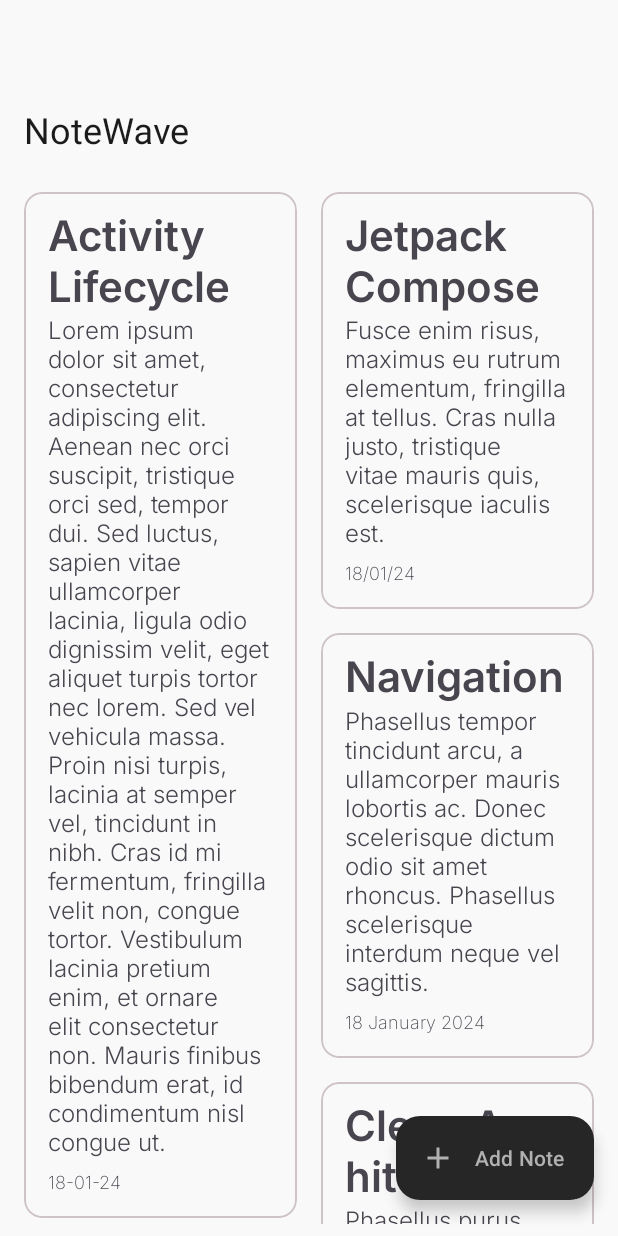
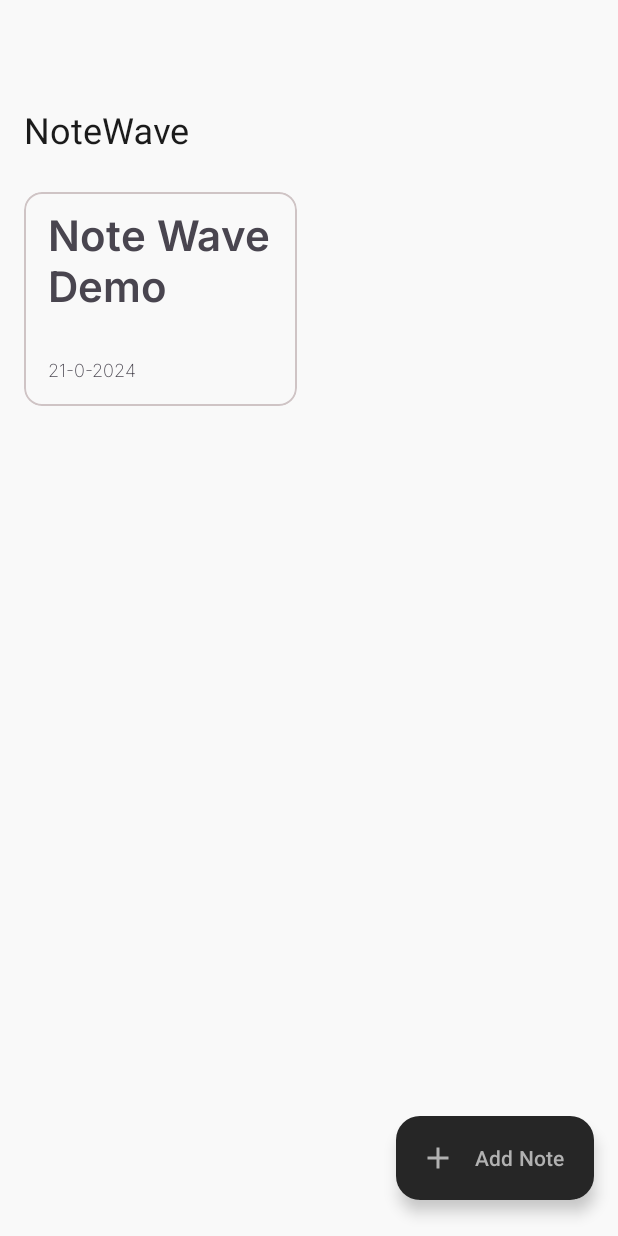
Before and after one commit to slowburn-404/NoteWave, an Android app: the NotesListFragment screen opened through its navigation route, on a phone screen of 412 x 824 dp. Run offline under Robolectric (Android 15) with nearby library versions, the phone set to English and light mode, and no system bars; our stand-ins replace Room's generated code; libraries missing offline, so code that uses them is left out: com.tbuonomo.viewpagerdotsindicator; 3 statements that could not run were skipped.

Commit message:
Added MVVM architecture

```diff
--- a/app/src/main/AndroidManifest.xml
+++ b/app/src/main/AndroidManifest.xml
@@ -3,6 +3,7 @@
     xmlns:tools="http://schemas.android.com/tools">
 
     <application
+        android:name=".database.NoteApplication"
         android:allowBackup="true"
         android:dataExtractionRules="@xml/data_extraction_rules"
         android:fullBackupContent="@xml/backup_rules"
@@ -25,5 +26,4 @@
             android:name="preloaded_fonts"
             android:resource="@array/preloaded_fonts" />
     </application>
-
 </manifest>
--- a/app/src/main/java/dev/borisochieng/notewave/adapters/RvNotesAdapter.kt
+++ b/app/src/main/java/dev/borisochieng/notewave/adapters/RvNotesAdapter.kt
@@ -8,7 +8,7 @@ import dev.borisochieng.notewave.databinding.ItemNotesBinding
 import dev.borisochieng.notewave.models.Notes
 
 class RvNotesAdapter(
-    private var notesList: List<Notes>,
+    private var notesList: MutableList<Notes> = mutableListOf(),
     private val onItemClickListener: RVNotesListOnItemClickListener
 ) : RecyclerView.Adapter<RvNotesAdapter.RvNotesViewHolder>() {
 
@@ -20,6 +20,11 @@ class RvNotesAdapter(
             binding.tvDate.text = notes.date
         }
 
+    }
+
+    fun updateList(newList: MutableList<Notes>) {
+        notesList = newList
+        notifyDataSetChanged()
     }
 
     override fun onCreateViewHolder(
--- /dev/null
+++ b/app/src/main/java/dev/borisochieng/notewave/database/NotesDao.kt
@@ -0,0 +1,25 @@
+package dev.borisochieng.notewave.database
+
+import androidx.room.Dao
+import androidx.room.Delete
+import androidx.room.Insert
+import androidx.room.OnConflictStrategy
+import androidx.room.Query
+import androidx.room.Update
+import dev.borisochieng.notewave.models.NotesContent
+import kotlinx.coroutines.flow.Flow
+
+@Dao
+interface NotesDao {
+    @Query("SELECT * FROM notes_table")
+    fun getAllNotes(): Flow<MutableList<NotesContent>>
+
+    @Insert(onConflict = OnConflictStrategy.IGNORE)
+    suspend fun addNewNote(note: NotesContent)
+
+    @Update
+    suspend fun editNote(notes: NotesContent)
+
+    @Delete
+    suspend fun deleteNote(note: NotesContent)
+}
--- a/app/src/main/java/dev/borisochieng/notewave/fragments/NotesListFragment.kt
+++ b/app/src/main/java/dev/borisochieng/notewave/fragments/NotesListFragment.kt
@@ -1,18 +1,24 @@
 package dev.borisochieng.notewave.fragments
 
 import android.os.Bundle
+import android.util.Log
 import androidx.fragment.app.Fragment
 import android.view.LayoutInflater
 import android.view.View
 import android.view.ViewGroup
+import androidx.fragment.app.viewModels
+import androidx.lifecycle.Observer
 import androidx.navigation.fragment.findNavController
 import androidx.recyclerview.widget.RecyclerView
 import androidx.recyclerview.widget.StaggeredGridLayoutManager
 import dev.borisochieng.notewave.R
 import dev.borisochieng.notewave.adapters.RvNotesAdapter
+import dev.borisochieng.notewave.database.NoteApplication
 import dev.borisochieng.notewave.databinding.FragmentNotesListBinding
 import dev.borisochieng.notewave.models.Notes
 import dev.borisochieng.notewave.recyclerview.RVNotesListOnItemClickListener
+import dev.borisochieng.notewave.viewmodels.NotesViewModel
+import dev.borisochieng.notewave.viewmodels.NotesViewModelFactory
 
 class NotesListFragment : Fragment(), RVNotesListOnItemClickListener {
     private var _binding: FragmentNotesListBinding? = null
@@ -20,53 +26,22 @@ class NotesListFragment : Fragment(), RVNotesListOnItemClickListener {
 
     private lateinit var rvNotes: RecyclerView
     private lateinit var notesListAdapter: RvNotesAdapter
-    private var notesList = ArrayList<Notes>()
+    private var notesList = mutableListOf<Notes>()
+
+    private val notesViewModel: NotesViewModel by viewModels {
+        NotesViewModelFactory((requireActivity().application as NoteApplication).notesRepository)
+    }
 
     override fun onCreateView(
         inflater: LayoutInflater, container: ViewGroup?, savedInstanceState: Bundle?
-    ): View? {
+    ): View {
         // Inflate the layout for this fragment
         _binding = FragmentNotesListBinding.inflate(inflater, container, false)
         rvNotes = binding.rvNotes
 
-        for (i in 1..2) {
-            notesList.add(
-                Notes(
-                    "Activity Lifecycle",
-                    "Lorem ipsum dolor sit amet, consectetur adipiscing elit. Aenean nec orci suscipit, tristique orci sed, tempor dui. Sed luctus, sapien vitae ullamcorper lacinia, ligula odio dignissim velit, eget aliquet turpis tortor nec lorem. Sed vel vehicula massa. Proin nisi turpis, lacinia at semper vel, tincidunt in nibh. Cras id mi fermentum, fringilla velit non, congue tortor. Vestibulum lacinia pretium enim, et ornare elit consectetur non. Mauris finibus bibendum erat, id condimentum nisl congue ut.",
-                    "18-01-24"
-                )
-            )
-            notesList.add(
-                Notes(
-                    "Jetpack Compose",
-                    "Fusce enim risus, maximus eu rutrum elementum, fringilla at tellus. Cras nulla justo, tristique vitae mauris quis, scelerisque iaculis est.",
-                    "18/01/24"
-                )
-            )
-            notesList.add(
-                Notes(
-                    "Navigation",
-                    "Phasellus tempor tincidunt arcu, a ullamcorper mauris lobortis ac. Donec scelerisque dictum odio sit amet rhoncus. Phasellus scelerisque interdum neque vel sagittis.",
-                    "18 January 2024"
-                )
-            )
-            notesList.add(
-                Notes(
-                    "Clean Architecture",
-                    "Phasellus purus nisl, sagittis eget enim ut, mollis pulvinar felis. Nunc quis luctus leo. Aenean eleifend fermentum risus nec ultrices. Fusce sodales, urna et mattis tristique, lorem risus placerat risus, eu blandit nibh risus nec nulla. Donec nunc lorem, sodales ac elit eu, elementum tristique erat. Phasellus suscipit sem eget velit lacinia interdum. Donec gravida sapien dolor, vitae accumsan nisl molestie ac. Sed faucibus tortor euismod risus dignissim, nec luctus turpis consectetur. Morbi sagittis magna ex, in rhoncus ex commodo non. Suspendisse accumsan turpis ligula. Aenean sed suscipit erat. Etiam ut quam non nunc viverra mattis nec vel tortor.",
-                    "18/01/24"
-                )
-            )
-            notesList.add(
-                Notes(
-                    "Services",
-                    "Aliquam tellus leo, efficitur varius interdum vel, ultricies at augue.",
-                    "18/01/24"
-                )
-            )
-        }
+        getNotesFromViewModel()
         setUpRecyclerView()
+
 
         binding.fabAddNote.setOnClickListener {
             findNavController().navigate(R.id.action_notesListFragment_to_editNoteFragment)
@@ -85,6 +60,16 @@ class NotesListFragment : Fragment(), RVNotesListOnItemClickListener {
 
     }
 
+    private fun getNotesFromViewModel() {
+        notesList.clear()
+        notesViewModel.getAllNotes.observe(requireActivity(), Observer { note ->
+            note?.forEach {
+                notesList.add(Notes(it.title, it.content, it.updatedAt))
+                notesListAdapter.updateList(notesList)
+            }
+        })
+    }
+
     override fun onItemClick(item: Notes) {
         findNavController().navigate(R.id.action_notesListFragment_to_editNoteFragment)
     }
--- /dev/null
+++ b/app/src/main/java/dev/borisochieng/notewave/models/NotesContent.kt
@@ -0,0 +1,14 @@
+package dev.borisochieng.notewave.models
+
+import androidx.room.ColumnInfo
+import androidx.room.Entity
+import androidx.room.PrimaryKey
+import java.util.Date
+
+@Entity(tableName = "notes_table")
+data class NotesContent(
+    @PrimaryKey(autoGenerate = true) val noteId: Long,
+    @ColumnInfo(name = "title") val title: String,
+    @ColumnInfo(name = "content") val content: String,
+    @ColumnInfo(name = "updatedAt") val updatedAt: String
+)
--- /dev/null
+++ b/app/src/main/java/dev/borisochieng/notewave/viewmodels/NotesViewModel.kt
@@ -0,0 +1,44 @@
+package dev.borisochieng.notewave.viewmodels
+
+import androidx.lifecycle.LiveData
+import androidx.lifecycle.MutableLiveData
+import androidx.lifecycle.ViewModel
+import androidx.lifecycle.ViewModelProvider
+import androidx.lifecycle.asLiveData
+import androidx.lifecycle.viewModelScope
+import dev.borisochieng.notewave.models.NotesContent
+import dev.borisochieng.notewave.repositories.NotesRepository
+import kotlinx.coroutines.launch
+
+class NotesViewModel(private val notesRepository: NotesRepository) : ViewModel() {
+
+    val getAllNotes: LiveData<MutableList<NotesContent>> = notesRepository.getAllNotes.asLiveData()
+
+
+    fun addNewNote(note: NotesContent) = viewModelScope.launch {
+        notesRepository.addNewNote(note)
+    }
+
+    fun editNote(note: NotesContent) = viewModelScope.launch {
+        notesRepository.editNote(note)
+    }
+
+    fun deleteNote(note: NotesContent) = viewModelScope.launch {
+        notesRepository.deleteNote(note)
+    }
+}
+
+class NotesViewModelFactory(private val notesRepository: NotesRepository) :
+    ViewModelProvider.Factory {
+    override fun <T : ViewModel> create(modelClass: Class<T>): T {
+        if (modelClass.isAssignableFrom(NotesViewModel::class.java)) {
+            @Suppress("UNCHECKED_CAST")
+
+            return NotesViewModel(notesRepository) as T
+
+        }
+
+        throw IllegalArgumentException("Unknown ViewModel class")
+
+    }
+}
--- a/app/src/main/res/values/strings.xml
+++ b/app/src/main/res/values/strings.xml
@@ -26,5 +26,6 @@
     <string name="edit_note">Edit Note</string>
     <string name="back">Back</string>
     <string name="save">Save</string>
+    <string name="demo">Note Wave Demo</string>
 
 </resources>
--- a/build.gradle.kts
+++ b/build.gradle.kts
@@ -1,5 +1,6 @@
 // Top-level build file where you can add configuration options common to all sub-projects/modules.
 plugins {
-    id("com.android.application") version "8.2.0" apply false
-    id("org.jetbrains.kotlin.android") version "1.9.10" apply false
+    id("com.android.application") version "8.2.1" apply false
+    id("org.jetbrains.kotlin.android") version "1.9.22" apply false
+    id("com.google.devtools.ksp") version "1.9.21-1.0.15" apply false
 }
```
Also changed, not shown: app/build.gradle.kts (+14 -2 lines), app/src/main/java/dev/borisochieng/notewave/database/NoteApplication.kt (added, +21 -0 lines), app/src/main/java/dev/borisochieng/notewave/database/NotesDataBase.kt (added, +39 -0 lines), app/src/main/java/dev/borisochieng/notewave/fragments/EditNoteFragment.kt (+44 -36 lines), app/src/main/java/dev/borisochieng/notewave/repositories/NotesRepository.kt (added, +31 -0 lines), app/src/main/res/layout/fragment_edit_note.xml (+21 -14 lines), app/src/main/res/menu/edit_note.xml (renamed from app/src/main/res/menu/contextual_action_bar_edit_note.xml), gradle/wrapper/gradle-wrapper.properties, 3 other files.
